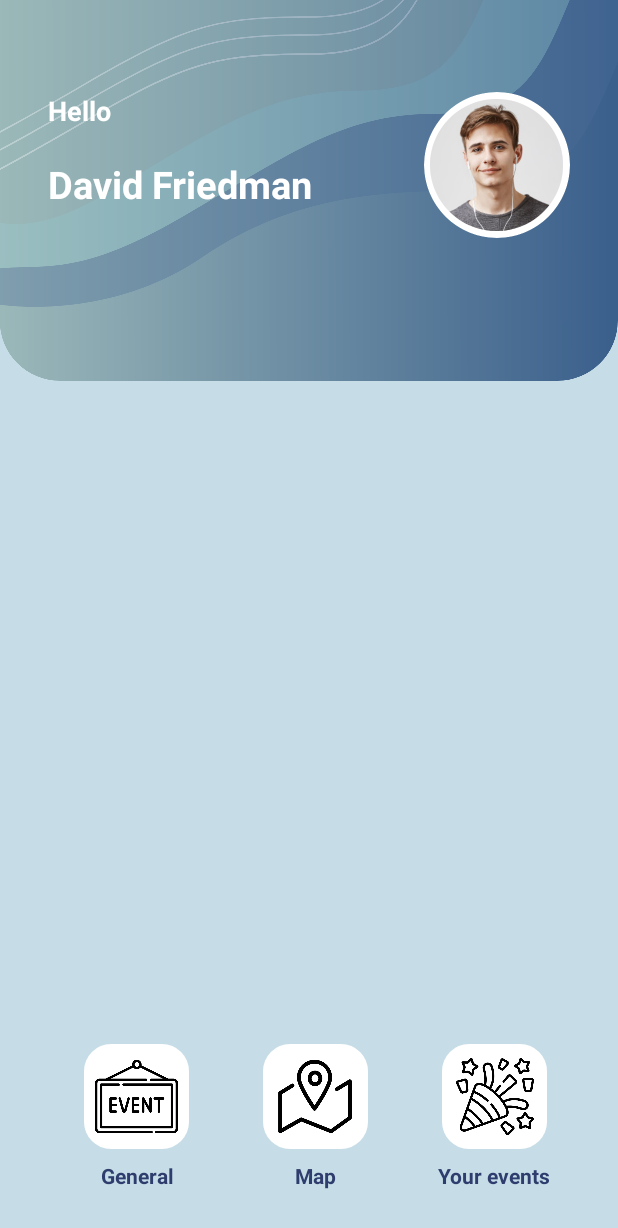
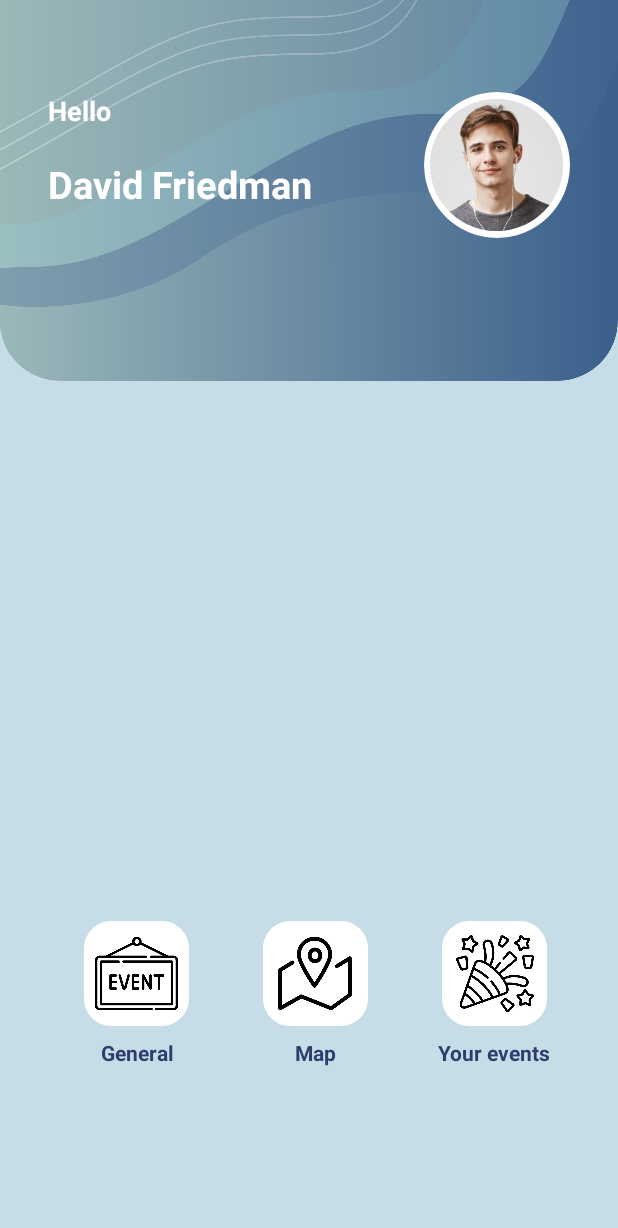
Before and after one commit to julia-mula/EventsApp, an Android app: the screen it shows after launch (MainActivity), on a phone screen of 412 x 824 dp. Shown: the top 1228 px of the screen. Run offline under Robolectric (Android 15) with nearby library versions, the phone set to English and light mode, and no system bars.

Commit message:
fix positioning

```diff
--- a/app/src/main/res/layout/activity_main.xml
+++ b/app/src/main/res/layout/activity_main.xml
@@ -19,7 +19,7 @@
 
             <androidx.constraintlayout.widget.ConstraintLayout
                     android:layout_width="match_parent"
-                android:layout_height="664dp"
+                    android:layout_height="582dp"
                     android:paddingBottom="8dp">
 
                 <ImageView
```
Lines whose indentation alone changed are shown as unchanged.
